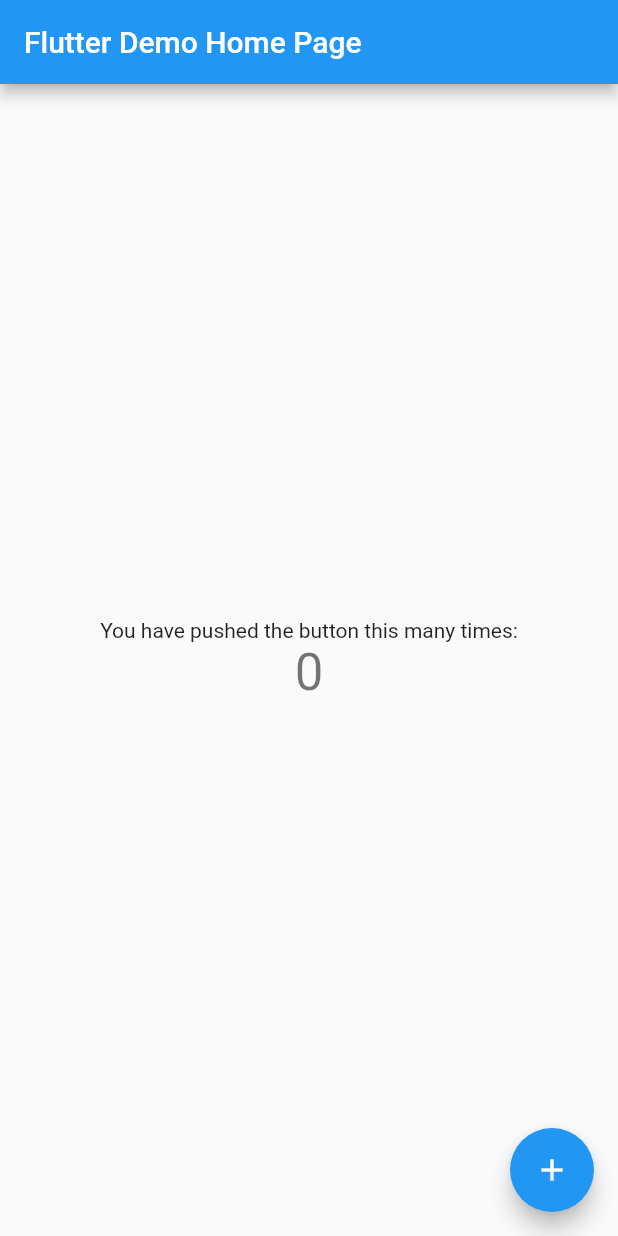
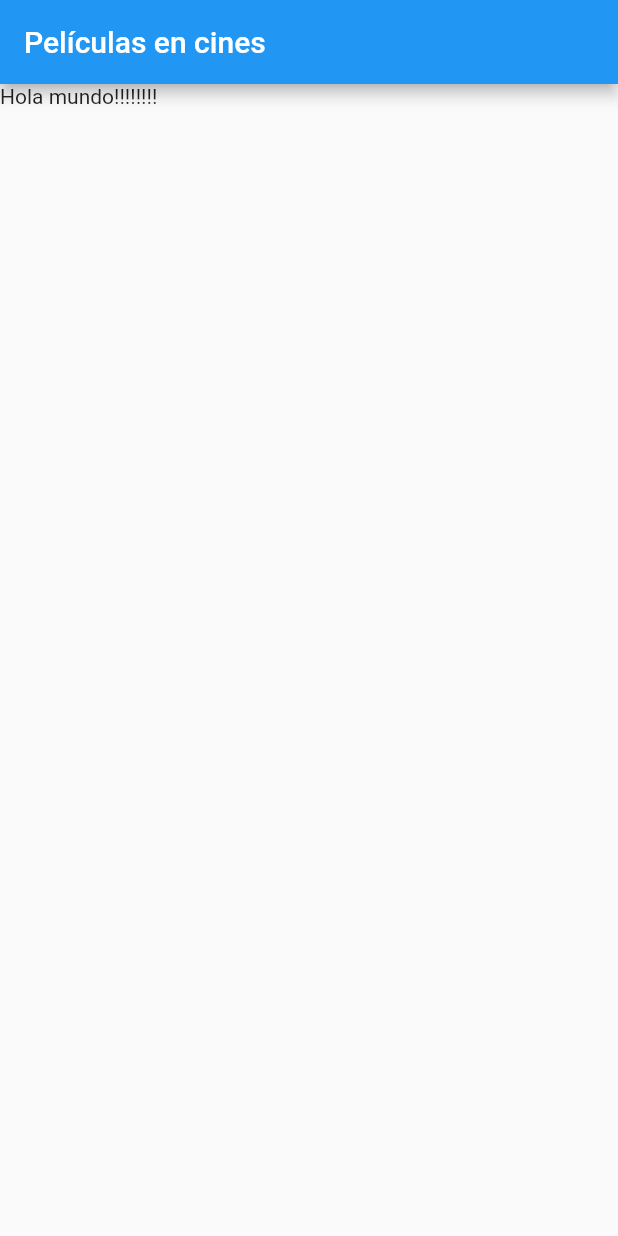
Before and after one commit to muckystack/flutter_peliculas_FH, a Flutter app: the screen it shows after launch, on a phone screen of 412 x 824 dp. Run offline on Flutter 3.47's test engine with Material 2 defaults, Android fonts, the phone set to English and light mode, and no system bars.

Commit message:
Empiezo el proyecto, creo la página home

```diff
--- a/lib/main.dart
+++ b/lib/main.dart
@@ -1,111 +1,18 @@
 import 'package:flutter/material.dart';
+import 'package:flutter_peliculas_fh/src/pages/home_page.dart';
 
 void main() => runApp(MyApp());
 
 class MyApp extends StatelessWidget {
-  // This widget is the root of your application.
   @override
   Widget build(BuildContext context) {
     return MaterialApp(
-      title: 'Flutter Demo',
-      theme: ThemeData(
-        // This is the theme of your application.
-        //
-        // Try running your application with "flutter run". You'll see the
-        // application has a blue toolbar. Then, without quitting the app, try
-        // changing the primarySwatch below to Colors.green and then invoke
-        // "hot reload" (press "r" in the console where you ran "flutter run",
-        // or simply save your changes to "hot reload" in a Flutter IDE).
-        // Notice that the counter didn't reset back to zero; the application
-        // is not restarted.
-        primarySwatch: Colors.blue,
-      ),
-      home: MyHomePage(title: 'Flutter Demo Home Page'),
+      debugShowCheckedModeBanner: false,
+      title: 'Películas',
+      initialRoute: '/',
+      routes: {
+        '/' : (BuildContext context) => HomePage(),
+      },
     );
   }
 }
-
-class MyHomePage extends StatefulWidget {
-  MyHomePage({Key key, this.title}) : super(key: key);
-
-  // This widget is the home page of your application. It is stateful, meaning
-  // that it has a State object (defined below) that contains fields that affect
-  // how it looks.
-
-  // This class is the configuration for the state. It holds the values (in this
-  // case the title) provided by the parent (in this case the App widget) and
-  // used by the build method of the State. Fields in a Widget subclass are
-  // always marked "final".
-
-  final String title;
-
-  @override
-  _MyHomePageState createState() => _MyHomePageState();
-}
-
-class _MyHomePageState extends State<MyHomePage> {
-  int _counter = 0;
-
-  void _incrementCounter() {
-    setState(() {
-      // This call to setState tells the Flutter framework that something has
-      // changed in this State, which causes it to rerun the build method below
-      // so that the display can reflect the updated values. If we changed
-      // _counter without calling setState(), then the build method would not be
-      // called again, and so nothing would appear to happen.
-      _counter++;
-    });
-  }
-
-  @override
-  Widget build(BuildContext context) {
-    // This method is rerun every time setState is called, for instance as done
-    // by the _incrementCounter method above.
-    //
-    // The Flutter framework has been optimized to make rerunning build methods
-    // fast, so that you can just rebuild anything that needs updating rather
-    // than having to individually change instances of widgets.
-    return Scaffold(
-      appBar: AppBar(
-        // Here we take the value from the MyHomePage object that was created by
-        // the App.build method, and use it to set our appbar title.
-        title: Text(widget.title),
-      ),
-      body: Center(
-        // Center is a layout widget. It takes a single child and positions it
-        // in the middle of the parent.
-        child: Column(
-          // Column is also layout widget. It takes a list of children and
-          // arranges them vertically. By default, it sizes itself to fit its
-          // children horizontally, and tries to be as tall as its parent.
-          //
-          // Invoke "debug painting" (press "p" in the console, choose the
-          // "Toggle Debug Paint" action from the Flutter Inspector in Android
-          // Studio, or the "Toggle Debug Paint" command in Visual Studio Code)
-          // to see the wireframe for each widget.
-          //
-          // Column has various properties to control how it sizes itself and
-          // how it positions its children. Here we use mainAxisAlignment to
-          // center the children vertically; the main axis here is the vertical
-          // axis because Columns are vertical (the cross axis would be
-          // horizontal).
-          mainAxisAlignment: MainAxisAlignment.center,
-          children: <Widget>[
-            Text(
-              'You have pushed the button this many times:',
-            ),
-            Text(
-              '$_counter',
-              style: Theme.of(context).textTheme.display1,
-            ),
-          ],
-        ),
-      ),
-      floatingActionButton: FloatingActionButton(
-        onPressed: _incrementCounter,
-        tooltip: 'Increment',
-        child: Icon(Icons.add),
-      ), // This trailing comma makes auto-formatting nicer for build methods.
-    );
-  }
-}
--- /dev/null
+++ b/lib/src/pages/home_page.dart
@@ -0,0 +1,18 @@
+import 'package:flutter/material.dart';
+
+class HomePage extends StatelessWidget {
+  const HomePage({Key key}) : super(key: key);
+
+  @override
+  Widget build(BuildContext context) {
+    return Scaffold(
+      appBar: AppBar(
+        title: Text('Películas en cines'),
+      ),
+      // Este widget sirbe para los dispositivos que tienen noch arriba o donde el dispositivo save que se puede desplegar la aplicación
+      body: SafeArea(
+        child: Text('Hola mundo!!!!!!!!'),
+      )
+    );
+  }
+}
```
